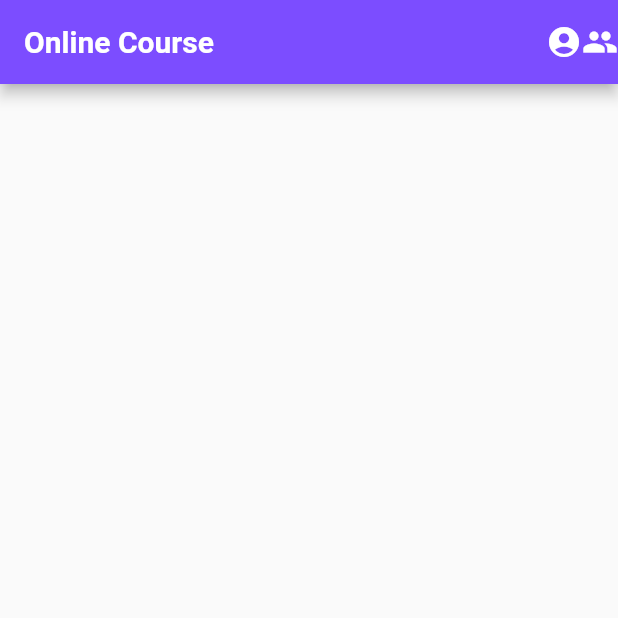
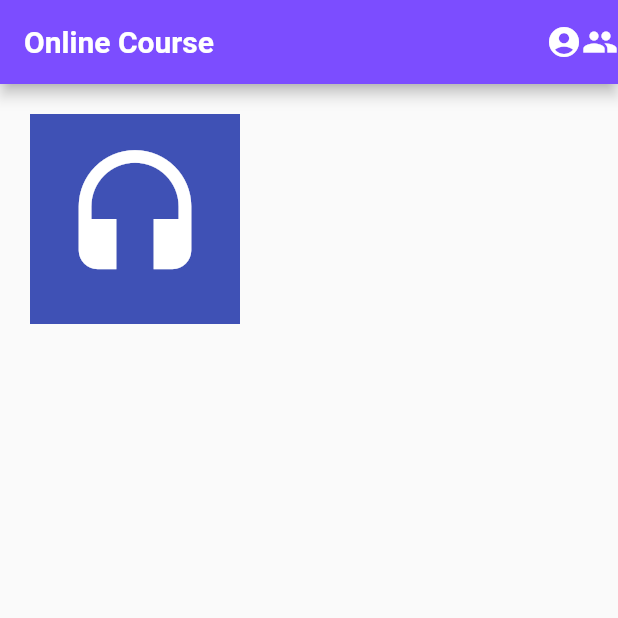
Before and after one commit to Rohesa123/new-flutter-project, a Flutter app: the screen it shows after launch, on a phone screen of 412 x 824 dp, the top half of it. Run offline on Flutter 3.47's test engine with Material 2 defaults, Android fonts, the phone set to English and light mode, and no system bars.

Commit message:
UPDATE: Update Body

```diff
--- a/lib/main.dart
+++ b/lib/main.dart
@@ -38,6 +38,16 @@ class Home extends StatelessWidget {
           Icon(Icons.group),
         ],
       ),
+      body: Container(
+        margin: EdgeInsets.fromLTRB(20, 20, 0, 20),
+        padding: EdgeInsets.all(20),
+        color: Colors.indigo,
+        child: Icon(
+          Icons.headset,
+          color: Colors.white,
+          size: 100.0,
+        ),
+      ),
     );
   }
 }
```
